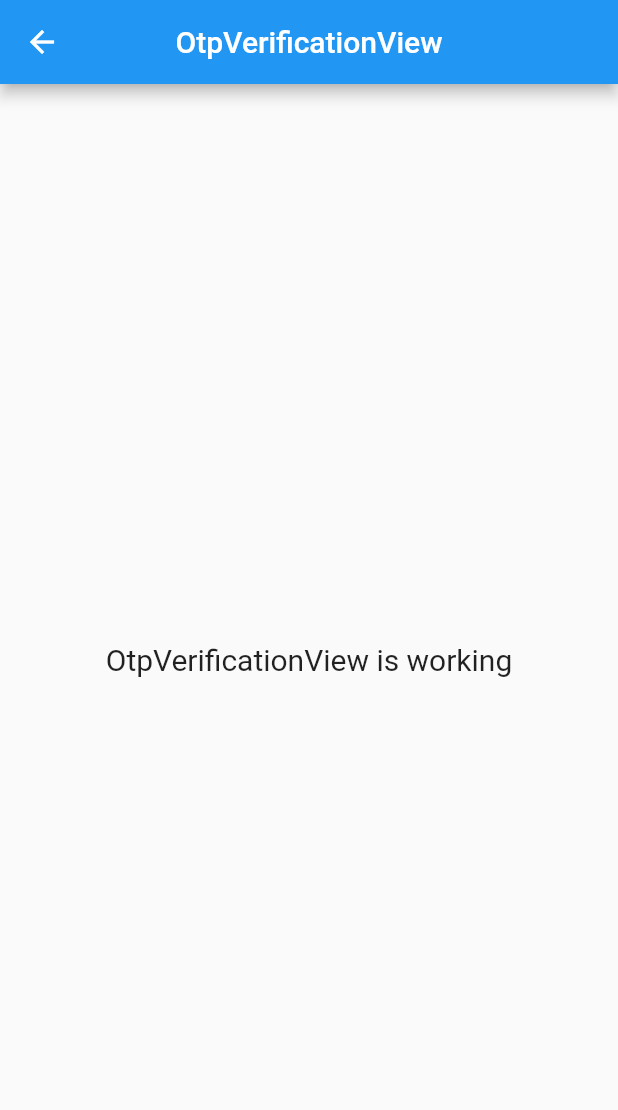
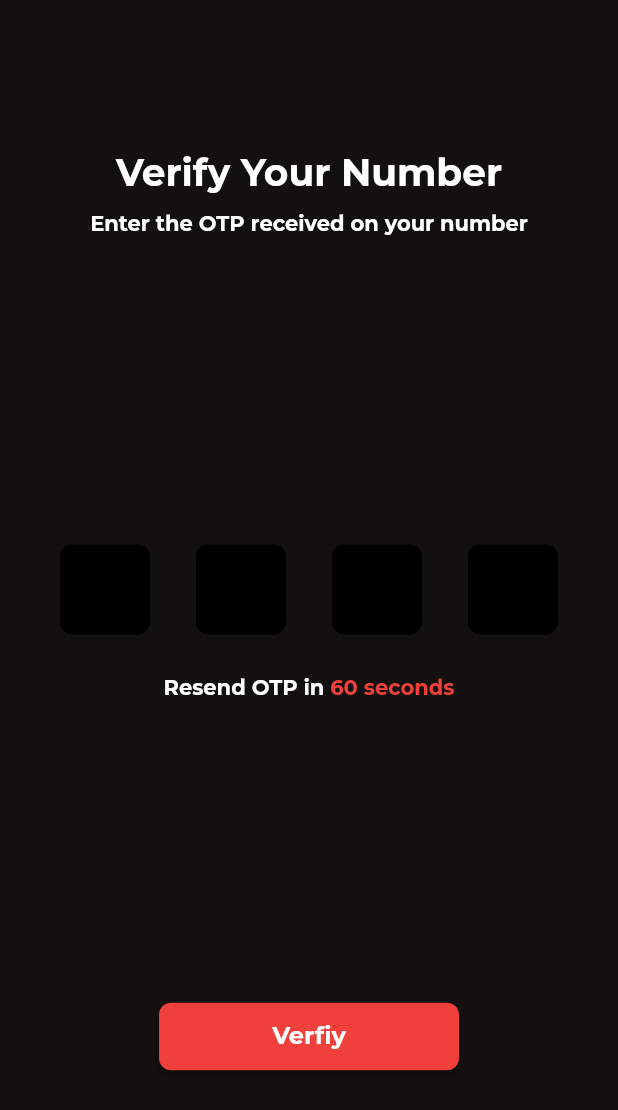
Before and after one commit to aswinsubhash/yuktidea_app, a Flutter app: the OtpVerificationView screen opened by its route, on a phone screen of 412 x 824 dp. Shown: the top 1110 px of the screen. Run offline on Flutter 3.47's test engine with Material 2 defaults, Android fonts, the light colour scheme and no system bars; drawn by our look-alikes of pin_code_fields, timer_count_down; our stand-ins replace animated_text_kit, get.

Commit message:
UI designing completed

```diff
--- a/lib/app/common/widgets/common_button_widget.dart
+++ b/lib/app/common/widgets/common_button_widget.dart
@@ -23,7 +23,7 @@ class CustomButton extends StatelessWidget {
       onPressed: onPressed,
       style: ElevatedButton.styleFrom(
           backgroundColor: buttonColor,
-          minimumSize: const Size(double.infinity, 40),
+          minimumSize: const Size(double.infinity, 45),
           shape: RoundedRectangleBorder(
             borderRadius: BorderRadius.circular(radius),
           )),
--- a/lib/app/modules/auth/otp_verification/controllers/otp_verification_controller.dart
+++ b/lib/app/modules/auth/otp_verification/controllers/otp_verification_controller.dart
@@ -1,20 +1,19 @@
+import 'package:flutter/cupertino.dart';
 import 'package:get/get.dart';
+import 'package:timer_count_down/timer_controller.dart';
 
 class OtpVerificationController extends GetxController {
-  //TODO: Implement OtpVerificationController
-
-  final count = 0.obs;
-  @override
-  void onInit() {
-    super.onInit();
-  }
+  final TextEditingController otpController = TextEditingController();
+  final CountdownController countdownController = CountdownController();
 
   @override
   void onReady() {
+    countdownController.start();
     super.onReady();
   }
-
   @override
-  void onClose() {}
-  void increment() => count.value++;
+  void onClose() {
+    otpController.dispose();
+    super.onClose();
+  }
 }
--- a/lib/app/modules/auth/otp_verification/views/otp_verification_view.dart
+++ b/lib/app/modules/auth/otp_verification/views/otp_verification_view.dart
@@ -1,6 +1,13 @@
 import 'package:flutter/material.dart';
+import 'package:flutter/services.dart';
 
 import 'package:get/get.dart';
+import 'package:pin_code_fields/pin_code_fields.dart';
+import 'package:timer_count_down/timer_count_down.dart';
+import 'package:yuktidea_ui/app/common/widgets/common_button_widget.dart';
+import 'package:yuktidea_ui/app/common/widgets/common_sizedbox_widget.dart';
+import 'package:yuktidea_ui/app/utils/app_colors.dart';
+import 'package:yuktidea_ui/app/utils/app_string.dart';
 
 import '../controllers/otp_verification_controller.dart';
 
@@ -8,14 +15,129 @@ class OtpVerificationView extends GetView<OtpVerificationController> {
   @override
   Widget build(BuildContext context) {
     return Scaffold(
-      appBar: AppBar(
-        title: Text('OtpVerificationView'),
-        centerTitle: true,
-      ),
-      body: Center(
-        child: Text(
-          'OtpVerificationView is working',
-          style: TextStyle(fontSize: 20),
+      backgroundColor: AppColors.kBackgroundColor,
+      body: Padding(
+        padding: const EdgeInsets.symmetric(
+          horizontal: 40,
+          vertical: 100,
+        ),
+        child: SingleChildScrollView(
+          child: Column(
+            children: [
+              Text(
+                AppString.verifyScreenTitle,
+                style: TextStyle(
+                  color: AppColors.kWhiteColor,
+                  fontFamily: AppString.fontFamily,
+                  fontWeight: FontWeight.bold,
+                  fontSize: 25,
+                ),
+              ),
+              commonHeight(10),
+              Text(
+                AppString.verifyScreenSubtitle,
+                style: TextStyle(
+                  color: AppColors.kWhiteColor,
+                  fontWeight: FontWeight.bold,
+                  fontSize: 14,
+                  fontFamily: AppString.fontFamily,
+                ),
+              ),
+              commonHeight(Get.height / 4),
+              PinCodeTextField(
+                appContext: context,
+                length: 4,
+                onChanged: (value) {},
+                animationType: AnimationType.none,
+                showCursor: false,
+                enableActiveFill: true,
+                textStyle: TextStyle(
+                  fontSize: 20,
+                  fontWeight: FontWeight.bold,
+                  color: AppColors.kWhiteColor,
+                ),
+                inputFormatters: [
+                  FilteringTextInputFormatter.digitsOnly,
+                ],
+                pinTheme: PinTheme(
+                  shape: PinCodeFieldShape.box,
+                  fieldHeight: 60,
+                  fieldWidth: 60,
+                  inactiveColor: AppColors.kBlackColor,
+                  inactiveFillColor: AppColors.kBlackColor,
+                  activeFillColor: AppColors.kBlackColor,
+                  activeColor: AppColors.kBlackColor,
+                  selectedFillColor: AppColors.kBlackColor,
+                  selectedColor: AppColors.kRedColor,
+                  borderWidth: 1,
+                  borderRadius: BorderRadius.circular(8),
+                ),
+              ),
+              commonHeight(10),
+              Countdown(
+                controller: controller.countdownController,
+                seconds: 60,
+                build: (
+                  _,
+                  currentRemainingTime,
+                ) {
+                  if (currentRemainingTime == 0.0) {
+                    return Text(
+                      'OTP Resent!',
+                      style: TextStyle(
+                        color: AppColors.kWhiteColor,
+                        fontFamily: AppString.fontFamily,
+                        fontWeight: FontWeight.bold,
+                      ),
+                    );
+                  } else {
+                    return Row(
+                      mainAxisAlignment: MainAxisAlignment.center,
+                      children: [
+                        Text(
+                          'Resend OTP in ',
+                          style: TextStyle(
+                            color: AppColors.kWhiteColor,
+                            fontFamily: AppString.fontFamily,
+                            fontWeight: FontWeight.bold,
+                          ),
+                        ),
+                        Text(
+                          currentRemainingTime.toString().length == 4
+                              ? currentRemainingTime.toString().substring(0, 2)
+                              : currentRemainingTime.toString().substring(0, 1),
+                          style: TextStyle(
+                            color: AppColors.kRedColor,
+                            fontFamily: AppString.fontFamily,
+                            fontWeight: FontWeight.bold,
+                          ),
+                        ),
+                        Text(
+                          ' seconds',
+                          style: TextStyle(
+                            color: AppColors.kRedColor,
+                            fontFamily: AppString.fontFamily,
+                            fontWeight: FontWeight.bold,
+                          ),
+                        )
+                      ],
+                    );
+                  }
+                },
+              ),
+              commonHeight(Get.height / 4.1),
+              SizedBox(
+                width: 200,
+                child: CustomButton(
+                  text: AppString.verifyButton,
+                  onPressed: () {},
+                  textColor: AppColors.kWhiteColor,
+                  buttonColor: AppColors.kRedColor,
+                  radius: 8,
+                ),
+              )
+            ],
+          ),
         ),
       ),
     );
--- a/lib/app/modules/auth/sign_up/bindings/sign_up_binding.dart
+++ b/lib/app/modules/auth/sign_up/bindings/sign_up_binding.dart
@@ -1,4 +1,5 @@
 import 'package:get/get.dart';
+import 'package:yuktidea_ui/app/modules/auth/otp_verification/controllers/otp_verification_controller.dart';
 
 import '../controllers/sign_up_controller.dart';
 
@@ -8,5 +9,8 @@ class SignUpBinding extends Bindings {
     Get.lazyPut<SignUpController>(
       () => SignUpController(),
     );
+    Get.lazyPut<OtpVerificationController>(
+      () => OtpVerificationController(),
+    );
   }
 }
--- a/lib/app/modules/auth/sign_up/views/sign_up_view.dart
+++ b/lib/app/modules/auth/sign_up/views/sign_up_view.dart
@@ -114,7 +114,7 @@ class SignUpView extends GetView<SignUpController> {
                     ),
                     commonHeight(10),
                     CustomRichTextWidget(
-                    text: 'Already have and account?',
+                      text: 'Already have an account?',
                       clickText: ' Login',
                       onPressed: () {
                         controller.onLoginClick();
@@ -125,7 +125,8 @@ class SignUpView extends GetView<SignUpController> {
               ),
             ),
           ),
-      )),
+        ),
+      ),
     );
   }
 }
--- a/lib/app/routes/app_routes.dart
+++ b/lib/app/routes/app_routes.dart
@@ -9,6 +9,7 @@ abstract class Routes {
   static const LOGIN = _Paths.LOGIN;
   static const SIGN_UP = _Paths.SIGN_UP;
   static const OTP_VERIFICATION = _Paths.OTP_VERIFICATION;
+  static const SPLASH = _Paths.SPLASH;
 }
 
 abstract class _Paths {
@@ -17,4 +18,5 @@ abstract class _Paths {
   static const LOGIN = '/login';
   static const SIGN_UP = '/sign-up';
   static const OTP_VERIFICATION = '/otp-verification';
+  static const SPLASH = '/splash';
 }
--- a/lib/app/utils/app_string.dart
+++ b/lib/app/utils/app_string.dart
@@ -1,8 +1,13 @@
 class AppString {
+
+  static const String appName = 'Cinecompass';
   static const String fontFamily = 'Montserrat';
   static const String signupScreenTitle = 'Create New Account';
   static const String signupScreenSubtitle = 'Fill in the form to continue';
   static const String loginScreenTitle = 'Welcome Back!';
   static const String loginScreenSubtitle = 'Please sign in to your account';
   static const String signupButton = 'Sign Up';
+  static const String verifyScreenTitle = 'Verify Your Number';
+  static const String verifyScreenSubtitle = 'Enter the OTP received on your number';
+  static const String verifyButton = 'Verfiy';
 }
--- a/lib/main.dart
+++ b/lib/main.dart
@@ -1,6 +1,7 @@
 import 'package:flutter/material.dart';
 
 import 'package:get/get.dart';
+import 'package:yuktidea_ui/app/modules/splash/bindings/splash_binding.dart';
 import 'package:yuktidea_ui/app/routes/app_pages.dart';
 
 void main() {
--- a/pubspec.yaml
+++ b/pubspec.yaml
@@ -10,6 +10,9 @@ dependencies:
   get: 4.6.5
   flutter:
     sdk: flutter
+  pin_code_fields: ^7.4.0
+  timer_count_down: ^2.2.2
+  animated_text_kit: ^4.2.2
 
 dev_dependencies:
   flutter_lints: ^2.0.0
```
Also changed, not shown: lib/app/modules/auth/login/controllers/login_controller.dart (+8 -0 lines), lib/app/modules/auth/sign_up/controllers/sign_up_controller.dart (+20 -2 lines), lib/app/modules/splash/bindings/splash_binding.dart (added, +12 -0 lines), lib/app/modules/splash/controllers/splash_controller.dart (added, +18 -0 lines), lib/app/modules/splash/views/splash_view.dart (added, +37 -0 lines), lib/app/routes/app_pages.dart (+10 -2 lines), pubspec.lock. Lines whose indentation alone changed are shown as unchanged.
